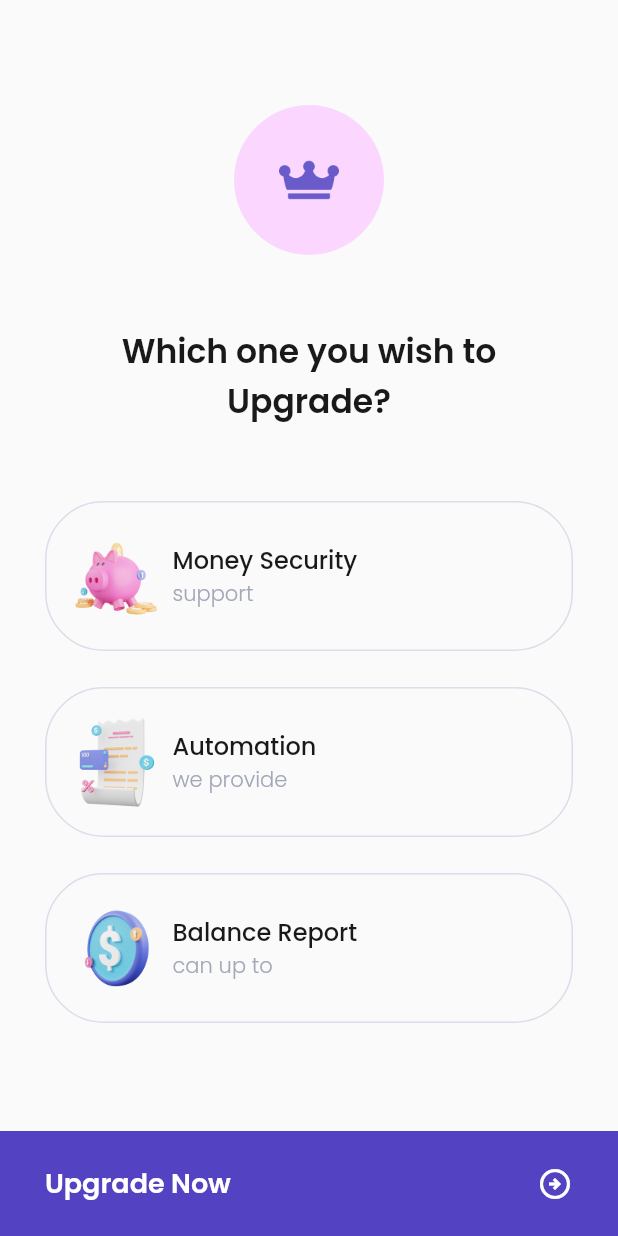
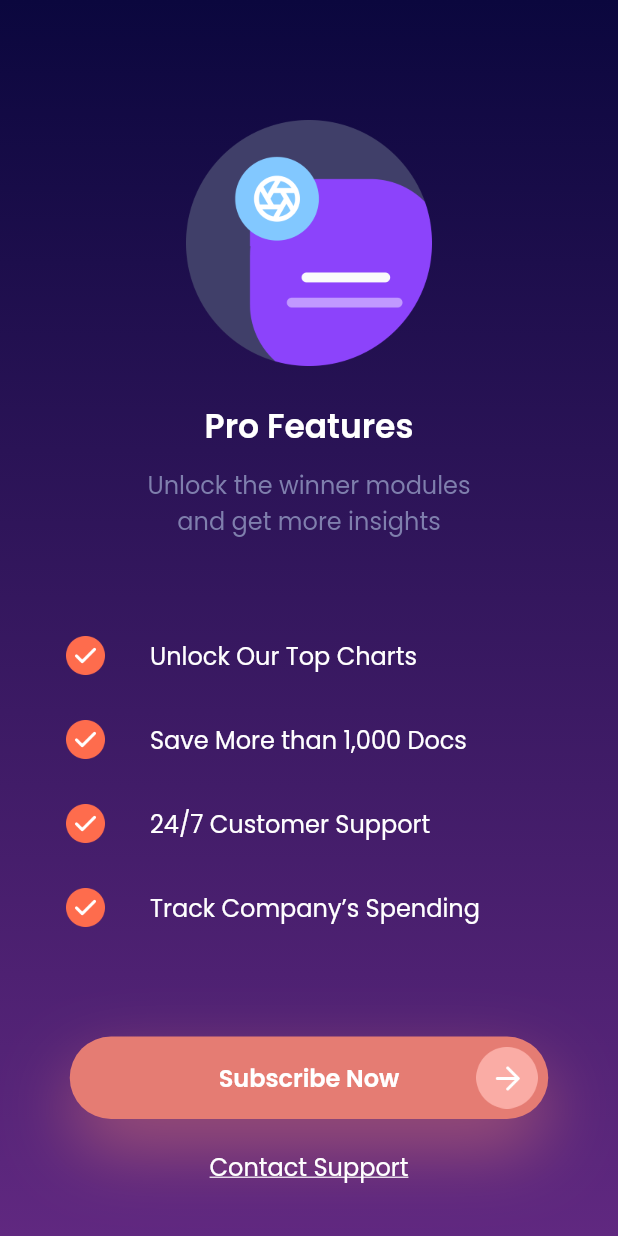
Before and after one commit to asbiqalalawi/ui_7_days, a Flutter app: the screen it shows after launch, on a phone screen of 412 x 824 dp. Run offline on Flutter 3.47's test engine with Material 2 defaults, Android fonts, the phone set to English and light mode, and no system bars; our stand-ins replace google_fonts.

Commit message:
Day 6 (Pricing Page 2)

```diff
--- /dev/null
+++ b/lib/day6/pricing_page_2.dart
@@ -0,0 +1,147 @@
+import 'package:flutter/material.dart';
+import 'package:google_fonts/google_fonts.dart';
+
+class PricingPage2 extends StatelessWidget {
+  const PricingPage2({super.key});
+
+  @override
+  Widget build(BuildContext context) {
+    return Scaffold(
+      body: Container(
+        padding: const EdgeInsets.symmetric(horizontal: 28),
+        width: double.infinity,
+        decoration: const BoxDecoration(
+          gradient: LinearGradient(
+            begin: Alignment.topCenter,
+            end: Alignment.bottomCenter,
+            colors: [
+              Color(0xFF0B073E),
+              Color(0xFF602880),
+            ],
+          ),
+        ),
+        child: Column(
+          children: [
+            Container(
+              margin: const EdgeInsets.only(top: 80, bottom: 24),
+              height: 164,
+              width: 164,
+              decoration: const BoxDecoration(
+                image: DecorationImage(
+                  image: AssetImage('assets/day_6/2_illustration.png'),
+                ),
+              ),
+            ),
+            Text(
+              'Pro Features',
+              style: GoogleFonts.poppins(
+                fontSize: 22,
+                fontWeight: FontWeight.w600,
+                color: Colors.white,
+              ),
+              textAlign: TextAlign.center,
+            ),
+            const SizedBox(
+              height: 10,
+            ),
+            Text(
+              'Unlock the winner modules\nand get more insights',
+              style: GoogleFonts.poppins(
+                fontSize: 16,
+                color: const Color(0xff7F7FAD),
+              ),
+              textAlign: TextAlign.center,
+            ),
+            const SizedBox(
+              height: 50,
+            ),
+            const SpecsTile(text: 'Unlock Our Top Charts'),
+            const SpecsTile(text: 'Save More than 1,000 Docs'),
+            const SpecsTile(text: '24/7 Customer Support'),
+            const SpecsTile(text: 'Track Company’s Spending'),
+            const SizedBox(
+              height: 58,
+            ),
+            Center(
+              child: Container(
+                height: 55,
+                width: 319,
+                decoration: BoxDecoration(
+                  color: const Color(0xffE57C73),
+                  borderRadius: BorderRadius.circular(31),
+                  boxShadow: [
+                    BoxShadow(
+                      blurRadius: 40,
+                      color: const Color(0xffE57C73).withOpacity(0.5),
+                      offset: const Offset(0, 20),
+                    ),
+                  ],
+                ),
+                child: Padding(
+                  padding: const EdgeInsets.all(7),
+                  child: Stack(
+                    children: [
+                      Center(
+                        child: Text(
+                          'Subscribe Now',
+                          style: GoogleFonts.poppins(
+                            fontSize: 16,
+                            color: Colors.white,
+                            fontWeight: FontWeight.w600,
+                          ),
+                        ),
+                      ),
+                      Align(
+                        alignment: Alignment.centerRight,
+                        child: Image.asset(
+                          'assets/day_6/2_btn_arrow.png',
+                          width: 41,
+                        ),
+                      ),
+                    ],
+                  ),
+                ),
+              ),
+            ),
+            const SizedBox(
+              height: 20,
+            ),
+            Text(
+              'Contact Support',
+              style: GoogleFonts.poppins(
+                fontSize: 16,
+                color: Colors.white,
+                decoration: TextDecoration.underline,
+              ),
+            ),
+          ],
+        ),
+      ),
+    );
+  }
+}
+
+class SpecsTile extends StatelessWidget {
+  const SpecsTile({
+    Key? key,
+    required this.text,
+  }) : super(key: key);
+
+  final String text;
+
+  @override
+  Widget build(BuildContext context) {
+    return ListTile(
+      leading: Image.asset(
+        'assets/day_6/2_ic_check.png',
+        width: 26,
+      ),
+      title: Text(
+        text,
+        style: GoogleFonts.poppins(
+          color: Colors.white,
+        ),
+      ),
+    );
+  }
+}
--- a/lib/main.dart
+++ b/lib/main.dart
@@ -10,6 +10,7 @@ import 'package:ui_7_days/day4/empty_page_2.dart';
 import 'package:ui_7_days/day5/rating_page_1.dart';
 import 'package:ui_7_days/day5/rating_page_2.dart';
 import 'package:ui_7_days/day6/pricing_page_1.dart';
+import 'package:ui_7_days/day6/pricing_page_2.dart';
 
 void main() {
   runApp(const MyApp());
@@ -24,7 +25,7 @@ class MyApp extends StatelessWidget {
     return const MaterialApp(
       debugShowCheckedModeBanner: false,
       title: '7 Days UI',
-      home: PricingPage1(),
+      home: PricingPage2(),
     );
   }
 }
```
Also changed, not shown: assets/day_6/2_btn_arrow.png (added), assets/day_6/2_ic_check.png (added), assets/day_6/2_illustration.png (added).
